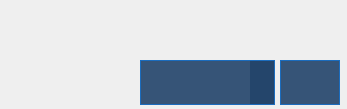
Above: src/settingsform.ui from aciklab/Hvl-Lightdm-Greeter before the change. Below: the same form after it.
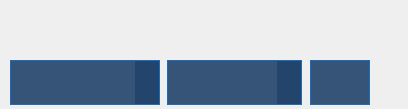
That is the form after the change. Icons and pictures are not drawn.

Diff of the .ui file:
```diff
--- a/src/settingsform.ui
+++ b/src/settingsform.ui
@@ -9,7 +9,7 @@
    <rect>
     <x>0</x>
     <y>0</y>
-    <width>347</width>
+    <width>408</width>
     <height>109</height>
    </rect>
   </property>
@@ -129,7 +129,7 @@
      <widget class="QComboBox" name="kybrdcomboBox">
       <property name="geometry">
        <rect>
-        <x>140</x>
+        <x>167</x>
         <y>60</y>
         <width>135</width>
         <height>45</height>
@@ -361,7 +361,7 @@
      <widget class="QPushButton" name="NwpushButton">
       <property name="geometry">
        <rect>
-        <x>280</x>
+        <x>310</x>
         <y>60</y>
         <width>60</width>
         <height>45</height>
@@ -408,7 +408,7 @@
      <widget class="QLabel" name="hostnamelabel">
       <property name="geometry">
        <rect>
-        <x>140</x>
+        <x>10</x>
         <y>10</y>
         <width>201</width>
         <height>41</height>
@@ -421,6 +421,28 @@
        <bool>true</bool>
       </property>
      </widget>
+     <widget class="QComboBox" name="sessioncomboBox">
+      <property name="geometry">
+       <rect>
+        <x>10</x>
+        <y>60</y>
+        <width>150</width>
+        <height>45</height>
+       </rect>
+      </property>
+      <property name="focusPolicy">
+       <enum>Qt::NoFocus</enum>
+      </property>
+      <property name="iconSize">
+       <size>
+        <width>5</width>
+        <height>30</height>
+       </size>
+      </property>
+      <property name="frame">
+       <bool>false</bool>
+      </property>
+     </widget>
     </widget>
    </item>
   </layout>
```
